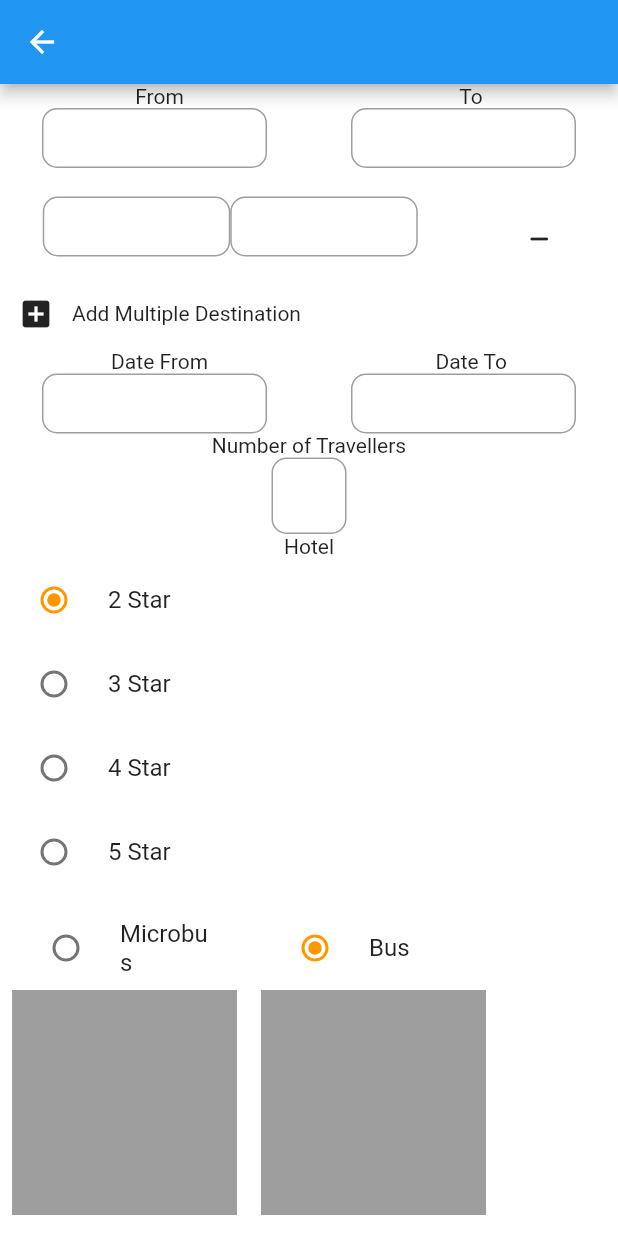
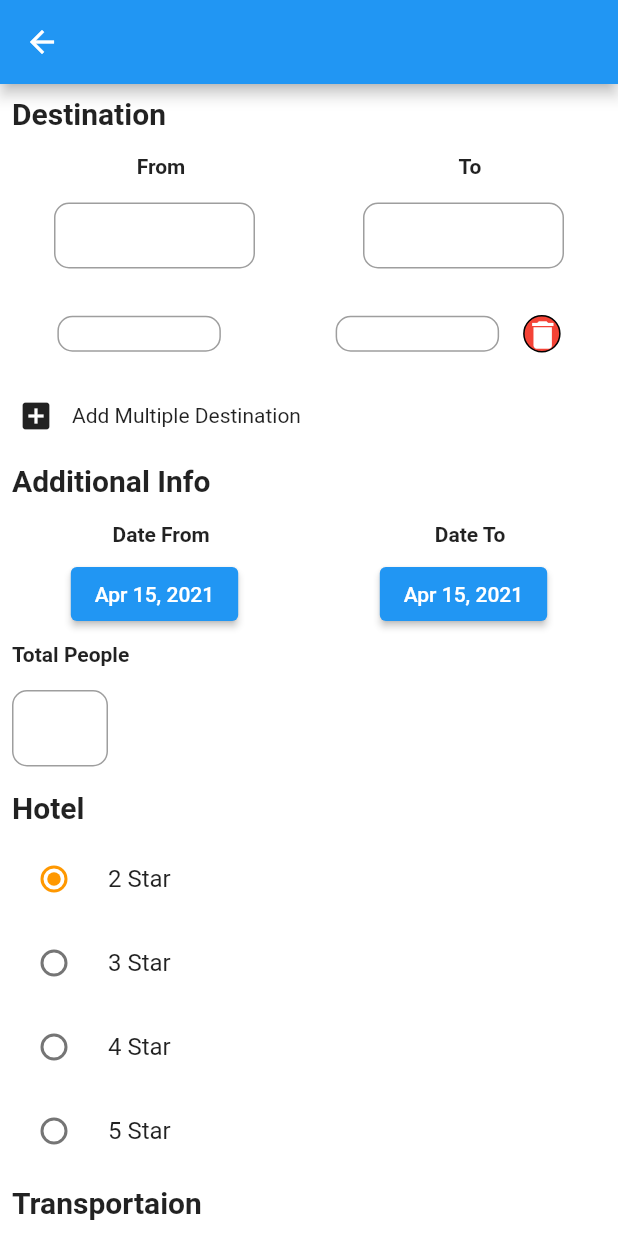
Before and after one commit to reewaz401/trabeely_app, a Flutter app: the CreateTour screen opened directly, after a tap on the "add box" icon, on a phone screen of 412 x 824 dp. Run offline on Flutter 3.47's test engine with Material 2 defaults, Android fonts, the phone set to English and light mode, and no system bars; our stand-ins replace bubble_tab_indicator, carousel_pro, cool_alert, date_time_picker, datetime_picker_formfield, flutter_svg and 4 more; accounts and stored records are empty; project files that could hold a hidden picture were left out.

Commit message:
redesigned UI

```diff
--- a/lib/screens/CreateTour/createTour.dart
+++ b/lib/screens/CreateTour/createTour.dart
@@ -1,4 +1,5 @@
 import 'package:flutter/material.dart';
+import 'package:intl/intl.dart';
 
 class CreateTour extends StatefulWidget {
   @override
@@ -62,6 +63,11 @@ class _CreateTourState extends State<CreateTour> {
       );
     }
 
+    DateTime initDate = DateTime.now();
+    String initformattedDate = DateFormat.yMMMd().format(initDate);
+
+    DateTime finalDate = DateTime.now();
+    String finalformattedDate = DateFormat.yMMMd().format(finalDate);
     return Scaffold(
       appBar: AppBar(),
       body: SingleChildScrollView(
@@ -70,9 +76,15 @@ class _CreateTourState extends State<CreateTour> {
             child: Column(
               mainAxisAlignment: MainAxisAlignment.start,
               children: [
+                headingText('Destination'),
                 Row(
                   mainAxisAlignment: MainAxisAlignment.spaceAround,
-                  children: [Text('From '), Text('To')],
+                  children: [
+                    subheading('From'),
+                    subheading(
+                      'To',
+                    )
+                  ],
                 ),
                 Center(
                   child: Row(
@@ -80,12 +92,12 @@ class _CreateTourState extends State<CreateTour> {
                     children: [
                       Container(
                         width: 150,
-                        height: 40,
+                        height: 60,
                         child: textfield(),
                       ),
                       Container(
                         width: 150,
-                        height: 40,
+                        height: 60,
                         child: textfield(),
                       ),
                     ],
@@ -108,6 +120,11 @@ class _CreateTourState extends State<CreateTour> {
                                     mainAxisAlignment:
                                         MainAxisAlignment.spaceAround,
                                     children: [
+                                      Container(
+                                        width: 125,
+                                        height: 40,
+                                        child: textfield(),
+                                      ),
                                       Row(
                                         children: [
                                           Container(
@@ -115,20 +132,32 @@ class _CreateTourState extends State<CreateTour> {
                                             height: 40,
                                             child: textfield(),
                                           ),
-                                          Container(
-                                            width: 125,
-                                            height: 40,
-                                            child: textfield(),
-                                          ),
-                                        ],
-                                      ),
-                                      IconButton(
-                                          icon: Icon(Icons.minimize_rounded),
-                                          onPressed: () {
+                                          Padding(
+                                            padding: const EdgeInsets.all(8.0),
+                                            child: InkWell(
+                                              onTap: () {
                                                 setState(() {
                                                   destination--;
                                                 });
-                                          })
+                                              },
+                                              child: Container(
+                                                height: 25,
+                                                width: 25,
+                                                decoration: BoxDecoration(
+                                                  borderRadius:
+                                                      BorderRadius.circular(30),
+                                                  border: Border.all(),
+                                                  color: Colors.red,
+                                                ),
+                                                child: Icon(
+                                                  Icons.delete,
+                                                  color: Colors.white,
+                                                ),
+                                              ),
+                                            ),
+                                          )
+                                        ],
+                                      )
                                     ],
                                   ),
                                 ),
@@ -142,31 +171,65 @@ class _CreateTourState extends State<CreateTour> {
                   ),
                 ),
                 deestinationFieldIncreaser(),
+                headingText('Additional Info'),
                 Row(
+                  crossAxisAlignment: CrossAxisAlignment.start,
                   mainAxisAlignment: MainAxisAlignment.spaceAround,
-                  children: [Text('Date From '), Text('Date To')],
+                  children: [
+                    subheading('Date From'),
+                    subheading('Date To'),
+                  ],
                 ),
                 Row(
+                  crossAxisAlignment: CrossAxisAlignment.start,
                   mainAxisAlignment: MainAxisAlignment.spaceAround,
                   children: [
-                    Container(
-                      width: 150,
-                      height: 40,
-                      child: textfield(),
+                    ElevatedButton(
+                      onPressed: () {
+                        showDatePicker(
+                          context: context,
+                          initialDate: DateTime.now(),
+                          firstDate: DateTime(2020),
+                          lastDate: DateTime(2025),
+                        ).then((value) {
+                          setState(() {
+                            initDate = value;
+                          });
+                        });
+                      },
+                      child: Text(initformattedDate),
                     ),
-                    Container(
-                      width: 150,
-                      height: 40,
+                    ElevatedButton(
+                      onPressed: () {
+                        showDatePicker(
+                          context: context,
+                          initialDate: DateTime.now(),
+                          firstDate: DateTime(2020),
+                          lastDate: DateTime(2025),
+                        ).then((value) {
+                          setState(() {
+                            finalDate = value;
+                          });
+                        });
+                      },
+                      child: Text(finalformattedDate),
+                    ),
+                  ],
+                ),
+                Row(
+                  children: [
+                    subheading('Total People'),
+                  ],
+                ),
+                Row(
+                  children: [
+                    SizedBox(
+                      width: 80,
                       child: textfield(),
                     ),
                   ],
                 ),
-                Text('Number of Travellers'),
-                SizedBox(
-                  width: 50,
-                  child: textfield(),
-                ),
-                Text('Hotel'),
+                headingText('Hotel'),
                 RadioListTile(
                     title: Text('2 Star'),
                     value: '2 Star',
@@ -204,6 +267,13 @@ class _CreateTourState extends State<CreateTour> {
                     });
                   },
                 ),
+                headingText('Transportaion'),
+                Row(
+                  children: [
+                    vehicleType('Self'),
+                    vehicleType('Jeep'),
+                  ],
+                ),
                 Row(
                   children: [
                     vehicleType('Microbus'),
@@ -216,7 +286,7 @@ class _CreateTourState extends State<CreateTour> {
                     vehicleType('Other'),
                   ],
                 ),
-                Text('Transportaion'),
+                headingText('Transportaion Way'),
                 SingleChildScrollView(
                   scrollDirection: Axis.horizontal,
                   child: Row(
@@ -250,11 +320,39 @@ class _CreateTourState extends State<CreateTour> {
                     ],
                   ),
                 ),
-                TextButton(
+                headingText('Additional Needs'),
+                Padding(
+                  padding: const EdgeInsets.all(8.0),
+                  child: Container(
+                    child: TextField(
+                      maxLines: 5,
+                      decoration: InputDecoration(
+                        hintText: 'Add Your Needs And Prority In This Field',
+                        isDense: true,
+                        enabledBorder: OutlineInputBorder(
+                          borderRadius: BorderRadius.circular(10.0),
+                          borderSide: BorderSide(color: Colors.grey),
+                        ),
+                        focusedBorder: OutlineInputBorder(
+                          borderRadius: BorderRadius.circular(10.0),
+                          borderSide: BorderSide(color: Colors.red),
+                        ),
+                      ),
+                    ),
+                  ),
+                ),
+                Padding(
+                  padding: const EdgeInsets.all(8.0),
+                  child: Container(
+                    width: double.infinity,
+                    child: TextButton(
                       style: TextButton.styleFrom(
-                      backgroundColor: Colors.blue[900], primary: Colors.white),
+                          backgroundColor: Colors.blue[900],
+                          primary: Colors.white),
                       onPressed: () {},
-                  child: Text('Add Request'),
+                      child: Text('Proceed'),
+                    ),
+                  ),
                 ),
               ],
             ),
@@ -266,7 +364,9 @@ class _CreateTourState extends State<CreateTour> {
 }
 
 Widget textfield() {
-  return TextField(
+  return Padding(
+    padding: const EdgeInsets.all(8.0),
+    child: TextField(
       keyboardType: TextInputType.number,
       decoration: InputDecoration(
         isDense: true,
@@ -279,5 +379,30 @@ Widget textfield() {
           borderSide: BorderSide(color: Colors.red),
         ),
       ),
+    ),
   );
 }
+
+Widget headingText(String text) {
+  return Padding(
+    padding: const EdgeInsets.all(8.0),
+    child: Row(
+      children: [
+        Text(
+          text,
+          style: TextStyle(fontWeight: FontWeight.bold, fontSize: 20),
+        ),
+      ],
+    ),
+  );
+}
+
+Widget subheading(String text) {
+  return Padding(
+    padding: const EdgeInsets.all(8.0),
+    child: Text(
+      text,
+      style: TextStyle(fontWeight: FontWeight.bold),
+    ),
+  );
+}
--- a/lib/screens/Settings/writeToUs.dart
+++ b/lib/screens/Settings/writeToUs.dart
@@ -16,6 +16,7 @@ class WriteToUs extends StatelessWidget {
         padding: const EdgeInsets.all(8.0),
         child: SingleChildScrollView(
           child: Column(
+            crossAxisAlignment: CrossAxisAlignment.start,
             children: [
               Text(
                 'Help us Improve',
```
Lines whose indentation alone changed are shown as unchanged.
